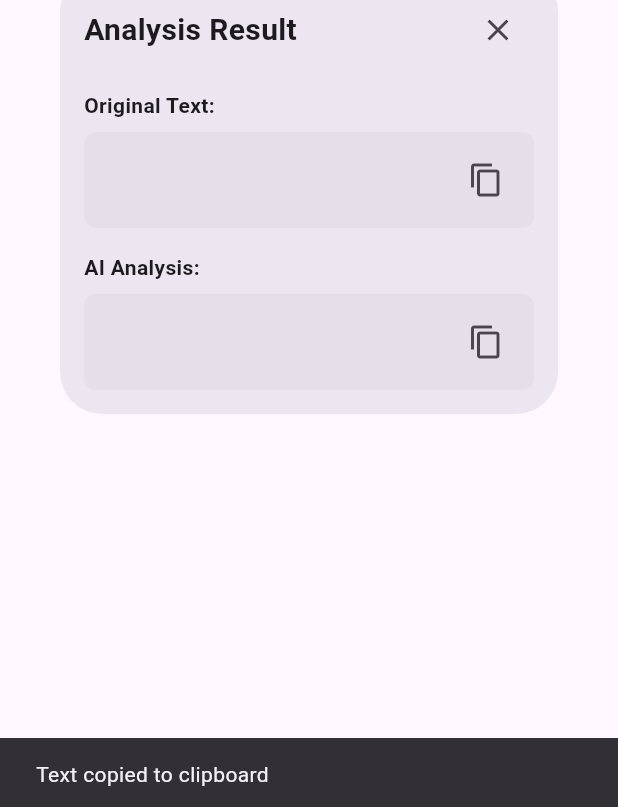
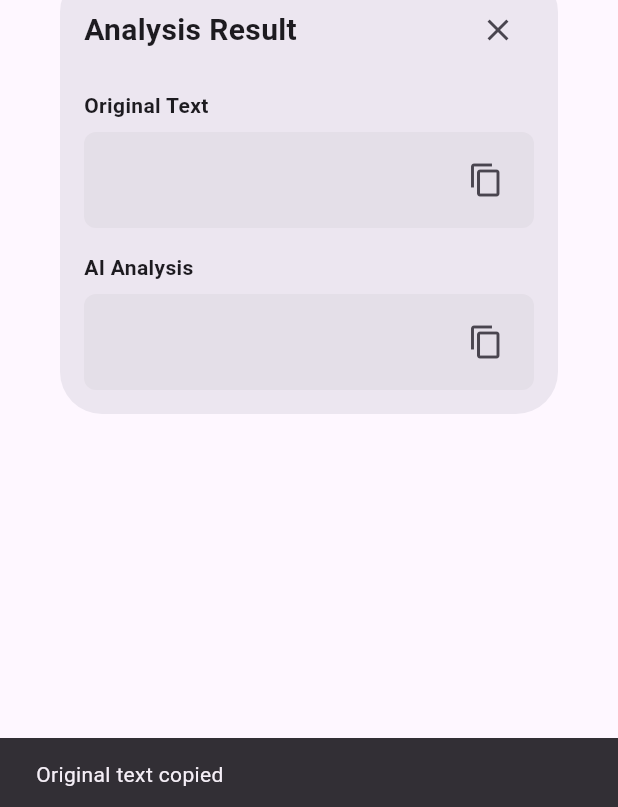
Before and after one commit to danielwang22/ingerSafe, a Flutter app: the ResultDialog widget shown alone on an empty page, opened directly with empty values, after a tap on the "content copy" icon, on a phone screen of 412 x 824 dp. Shown: the part 426-1233 px from the top of the screen. Run offline on Flutter 3.47's test engine with Material 3 defaults, Android fonts, the phone set to English and light mode, and no system bars; our stand-ins replace flutter_dotenv, flutter_hooks, image_picker, shared_preferences; missing offline and left inert: google_mlkit_text_recognition; accounts and stored records are empty.

Commit message:
change dropdown and result dialog language change

```diff
--- a/lib/screens/home_screen.dart
+++ b/lib/screens/home_screen.dart
@@ -138,6 +138,7 @@ class HomeScreen extends HookWidget {
             builder: (context) => ResultDialog(
               originalText: recognizedText,
               analysis: aiResult,
+              selectedLanguageName: langCode,
             ),
           );
         }
@@ -192,6 +193,7 @@ class HomeScreen extends HookWidget {
             builder: (context) => ResultDialog(
               originalText: recognizedText,
               analysis: aiResult,
+              selectedLanguageName: langCode,
             ),
           );
         }
@@ -217,7 +219,7 @@ class HomeScreen extends HookWidget {
                 value: selectedLanguage.value,
                 icon: const Icon(Icons.language, color: Colors.white),
                 alignment: Alignment.center,
-                dropdownColor: Colors.white.withOpacity(0.95),
+                dropdownColor: Colors.white.withValues(alpha: 0.95),
                 borderRadius: BorderRadius.circular(12),
                 selectedItemBuilder: (BuildContext context) {
                   return supportedLanguages.entries.map((entry) {
@@ -307,6 +309,7 @@ class HomeScreen extends HookWidget {
                       builder: (context) => ResultDialog(
                         originalText: item['text']!,
                         analysis: item['analysis']!,
+                        selectedLanguageName: langCode,
                       ),
                     ),
                   ),
--- a/lib/widgets/result_dialog.dart
+++ b/lib/widgets/result_dialog.dart
@@ -4,15 +4,63 @@ import 'package:flutter/services.dart';
 class ResultDialog extends StatelessWidget {
   final String originalText;
   final String analysis;
+  final String selectedLanguageName; // Add this
 
   const ResultDialog({
     super.key,
     required this.originalText,
     required this.analysis,
+    required this.selectedLanguageName,
   });
 
   @override
   Widget build(BuildContext context) {
+    final Map<String, Map<String, String>> localizedLabels = {
+      'en': {
+        'analysisResult': 'Analysis Result',
+        'noHarmfulIngredients': 'No harmful ingredients detected.',
+        'potentiallyHarmfulIngredients': 'Potentially harmful ingredients:',
+        'originalText': 'Original Text',
+        'aiAnalysis': 'AI Analysis',
+        'copyOriginal': 'Original text copied',
+        'copyAnalysis': 'Analysis copied',
+      },
+      'zh_Hant': {
+        'analysisResult': '分析結果',
+        'noHarmfulIngredients': '未檢測到有害成分。',
+        'potentiallyHarmfulIngredients': '可能有害的成分：',
+        'originalText': '原始文字',
+        'aiAnalysis': 'AI 分析',
+        'copyOriginal': '已複製原始文字',
+        'copyAnalysis': '已複製分析結果',
+      },
+      'ja': {
+        'analysisResult': '分析結果',
+        'noHarmfulIngredients': '有害な成分は検出されませんでした。',
+        'potentiallyHarmfulIngredients': '潜在的に有害な成分：',
+        'originalText': '原文',
+        'aiAnalysis': 'AI分析',
+        'copyOriginal': '原文をコピーしました',
+        'copyAnalysis': '分析結果をコピーしました',
+      },
+      'ko': {
+        'analysisResult': '분석 결과',
+        'noHarmfulIngredients': '해로운 성분이 감지되지 않았습니다.',
+        'potentiallyHarmfulIngredients': '잠재적으로 해로운 성분:',
+        'originalText': '원본 텍스트',
+        'aiAnalysis': 'AI 분석',
+        'copyOriginal': '원본 텍스트가 복사되었습니다',
+        'copyAnalysis': '분석 결과가 복사되었습니다',
+      },
+    };
+
+    final labels = switch (selectedLanguageName) {
+      'zh_Hant' => localizedLabels['zh_Hant']!,
+      'ja' => localizedLabels['ja']!,
+      'ko' => localizedLabels['ko']!,
+      _ => localizedLabels['en']!,
+    };
+
     return Dialog(
       child: Padding(
         padding: const EdgeInsets.all(16.0),
@@ -24,9 +72,9 @@ class ResultDialog extends StatelessWidget {
             Row(
               mainAxisAlignment: MainAxisAlignment.spaceBetween,
               children: [
-                const Text(
-                  'Analysis Result',
-                  style: TextStyle(
+                Text(
+                  labels['analysisResult']!,
+                  style: const TextStyle(
                     fontSize: 20,
                     fontWeight: FontWeight.bold,
                   ),
@@ -38,15 +86,15 @@ class ResultDialog extends StatelessWidget {
               ],
             ),
             const SizedBox(height: 16),
-            const Text(
-              'Original Text:',
-              style: TextStyle(fontWeight: FontWeight.bold),
+            Text(
+              labels['originalText']!,
+              style: const TextStyle(fontWeight: FontWeight.bold),
             ),
             const SizedBox(height: 8),
             Container(
               padding: const EdgeInsets.all(8),
               decoration: BoxDecoration(
-                color: Colors.grey.withOpacity(0.1),
+                color: Colors.grey.withValues(alpha: 0.1),
                 borderRadius: BorderRadius.circular(8),
               ),
               child: Row(
@@ -57,7 +105,7 @@ class ResultDialog extends StatelessWidget {
                     onPressed: () {
                       Clipboard.setData(ClipboardData(text: originalText));
                       ScaffoldMessenger.of(context).showSnackBar(
-                        const SnackBar(content: Text('Text copied to clipboard')),
+                        SnackBar(content: Text(labels['copyOriginal']!)),
                       );
                     },
                   ),
@@ -65,15 +113,15 @@ class ResultDialog extends StatelessWidget {
               ),
             ),
             const SizedBox(height: 16),
-            const Text(
-              'AI Analysis:',
-              style: TextStyle(fontWeight: FontWeight.bold),
+            Text(
+              labels['aiAnalysis']!,
+              style: const TextStyle(fontWeight: FontWeight.bold),
             ),
             const SizedBox(height: 8),
             Container(
               padding: const EdgeInsets.all(8),
               decoration: BoxDecoration(
-                color: Colors.grey.withOpacity(0.1),
+                color: Colors.grey.withValues(alpha: 0.1),
                 borderRadius: BorderRadius.circular(8),
               ),
               child: Row(
@@ -90,7 +138,7 @@ class ResultDialog extends StatelessWidget {
                     onPressed: () {
                       Clipboard.setData(ClipboardData(text: analysis));
                       ScaffoldMessenger.of(context).showSnackBar(
-                        const SnackBar(content: Text('Analysis copied to clipboard')),
+                        SnackBar(content: Text(labels['copyAnalysis']!)),
                       );
                     },
                   ),
```
